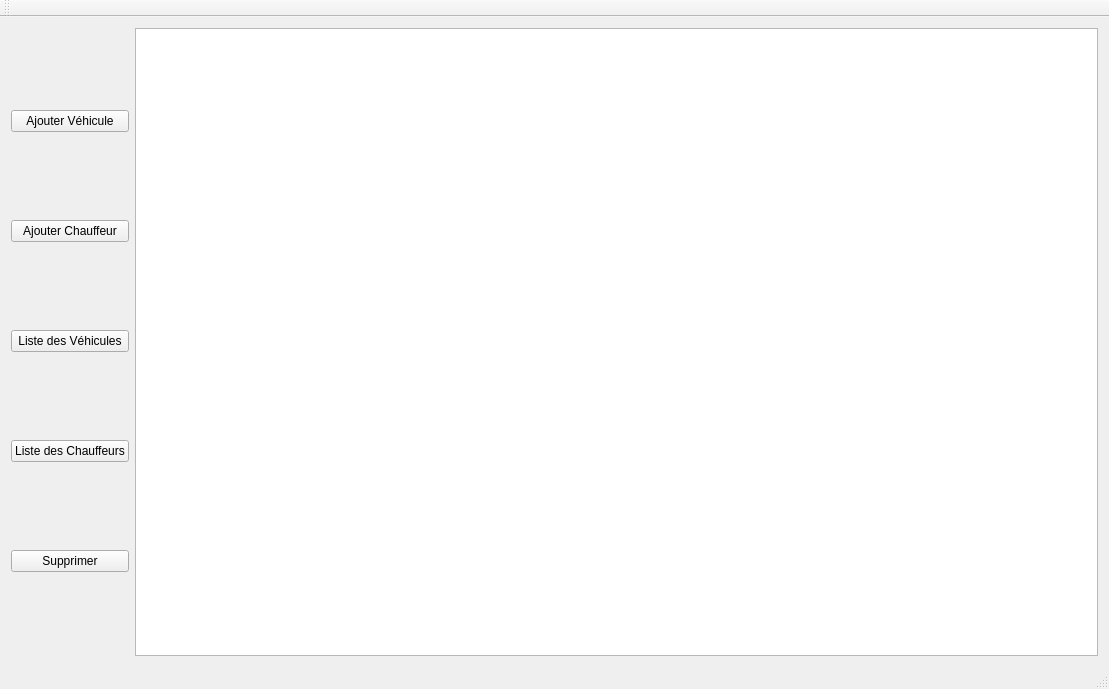
Qt form mainwindow.ui (FrLallemand/autovoiture) before a commit.
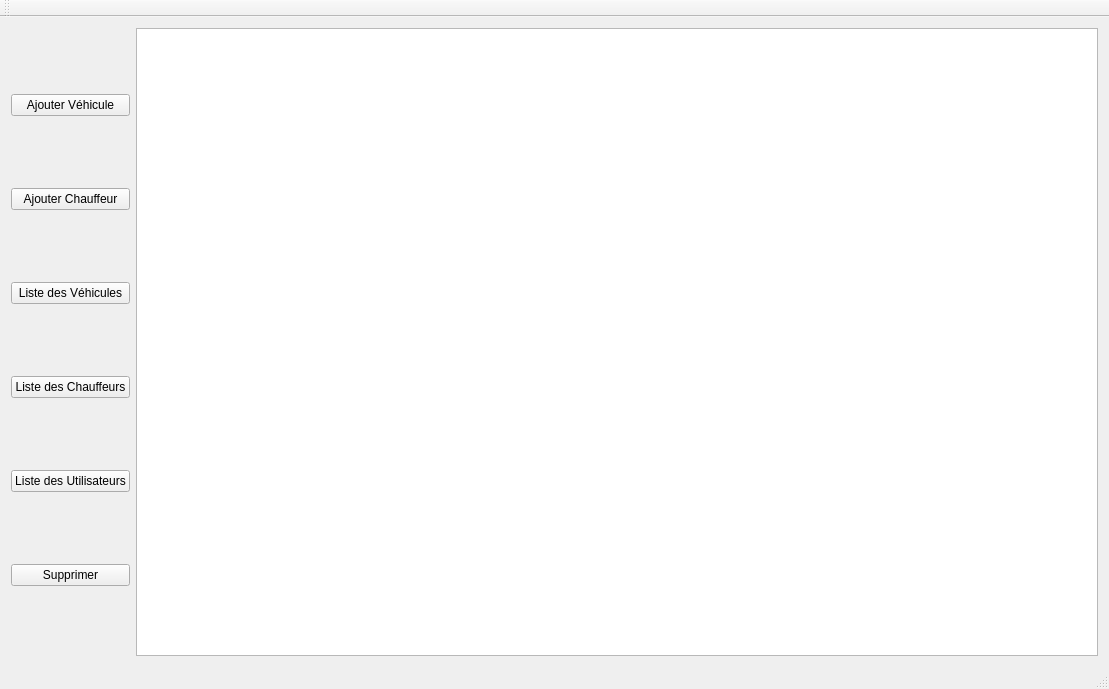
The same form after that commit.

Commit message: ajoute l'inscription d'un utilisateur et son affichage dans l'interface administrateur

Patch:
```diff
--- a/mainwindow.ui
+++ b/mainwindow.ui
@@ -51,6 +51,13 @@
         </property>
        </widget>
       </item>
+      <item>
+       <widget class="QPushButton" name="b_utilisateurs">
+        <property name="text">
+         <string>Liste des Utilisateurs</string>
+        </property>
+       </widget>
+      </item>
       <item>
        <widget class="QPushButton" name="b_supprimerElement">
         <property name="text">
```
The commit also changes 17 other files.
